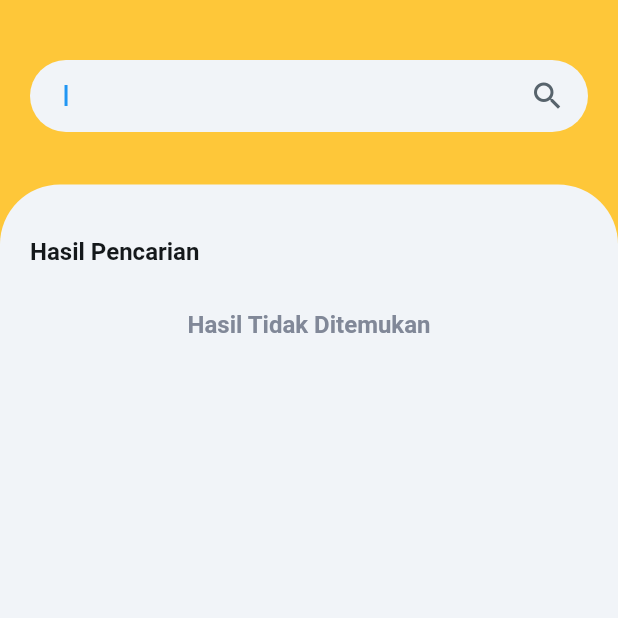
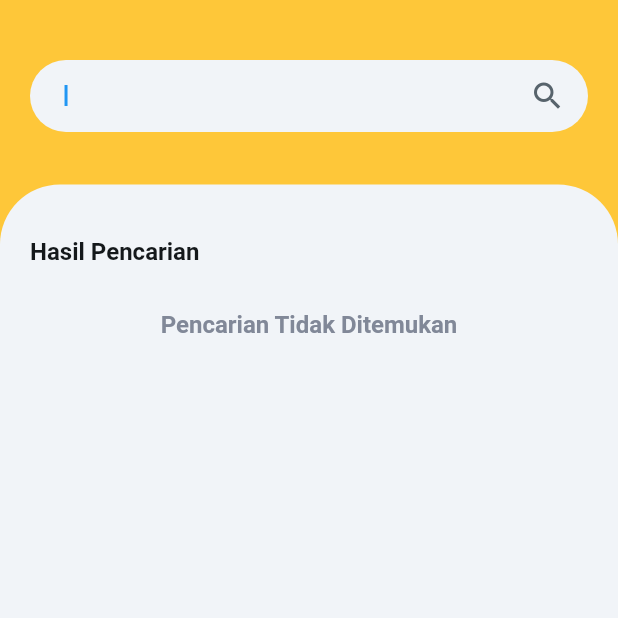
Before and after one commit to ngodeing/mimpi_kita, a Flutter app: the SearchWidget screen opened by its route, on a phone screen of 412 x 824 dp, the top half of it. Run offline on Flutter 3.47's test engine with Material 3 defaults, Android fonts, the phone set to English and light mode, and no system bars; our stand-ins replace auto_size_text, cloud_firestore, dropdown_button2, file_picker, firebase_auth, firebase_core and 16 more; missing offline and left inert: json_path, mime_type; accounts and stored records are empty; network calls fail; Roboto replaces fonts that are missing (Readex Pro).

Commit message:
memodifikasi pencarian

```diff
--- a/lib/search/search_widget.dart
+++ b/lib/search/search_widget.dart
@@ -543,7 +543,7 @@ class _SearchWidgetState extends State<SearchWidget> {
                                                             .text !=
                                                         ''
                                                 ? _model.loading
-                                                : 'Hasil Tidak Ditemukan',
+                                                : 'Pencarian Tidak Ditemukan',
                                             style: FlutterFlowTheme.of(context)
                                                 .bodyMedium
                                                 .override(
```
